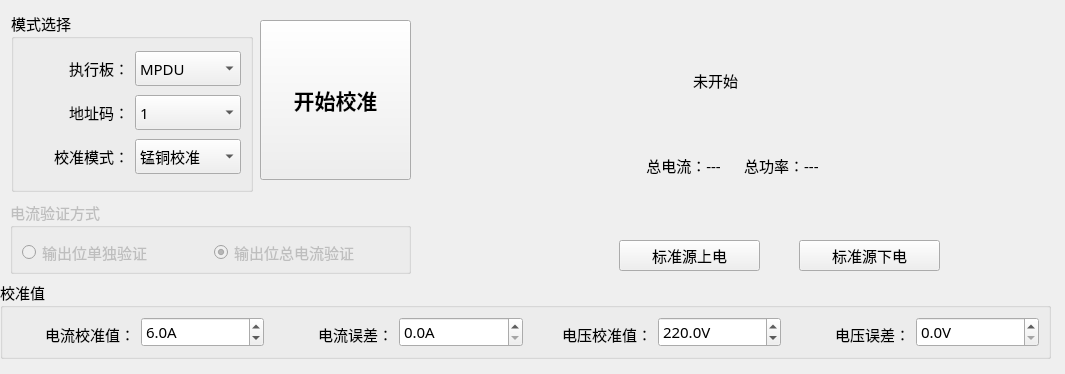
Before: the Qt Designer form PDU-CalibrateTool/adjust/modeselectwid.ui in ChinaClever/PDU-CalibrateTool, drawn with Qt 5.
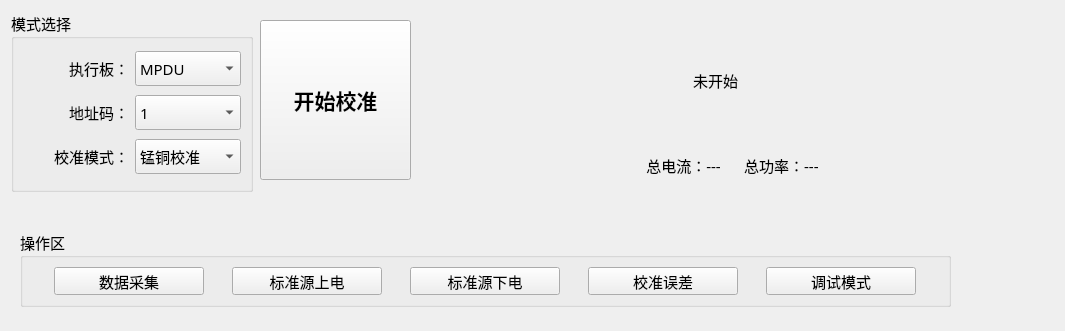
After: the same form once the commit is applied.

Diff of the .ui file:
```diff
--- a/PDU-CalibrateTool/adjust/modeselectwid.ui
+++ b/PDU-CalibrateTool/adjust/modeselectwid.ui
@@ -7,7 +7,7 @@
     <x>0</x>
     <y>0</y>
     <width>1065</width>
-    <height>374</height>
+    <height>331</height>
    </rect>
   </property>
   <property name="font">
@@ -184,226 +184,6 @@
     <string>开始校准</string>
    </property>
   </widget>
-  <widget class="QGroupBox" name="groupBox_2">
-   <property name="enabled">
-    <bool>false</bool>
-   </property>
-   <property name="geometry">
-    <rect>
-     <x>10</x>
-     <y>200</y>
-     <width>401</width>
-     <height>74</height>
-    </rect>
-   </property>
-   <property name="title">
-    <string>电流验证方式</string>
-   </property>
-   <layout class="QGridLayout" name="gridLayout_2">
-    <item row="0" column="0">
-     <widget class="QRadioButton" name="oneRradio">
-      <property name="minimumSize">
-       <size>
-        <width>0</width>
-        <height>30</height>
-       </size>
-      </property>
-      <property name="text">
-       <string>输出位单独验证</string>
-      </property>
-     </widget>
-    </item>
-    <item row="0" column="1">
-     <widget class="QRadioButton" name="allRadio">
-      <property name="minimumSize">
-       <size>
-        <width>0</width>
-        <height>30</height>
-       </size>
-      </property>
-      <property name="text">
-       <string>输出位总电流验证</string>
-      </property>
-      <property name="checked">
-       <bool>true</bool>
-      </property>
-     </widget>
-    </item>
-   </layout>
-  </widget>
-  <widget class="QGroupBox" name="groupBox_3">
-   <property name="geometry">
-    <rect>
-     <x>0</x>
-     <y>280</y>
-     <width>1051</width>
-     <height>79</height>
-    </rect>
-   </property>
-   <property name="title">
-    <string>校准值</string>
-   </property>
-   <layout class="QGridLayout" name="gridLayout_3">
-    <item row="0" column="2">
-     <widget class="QLabel" name="label_9">
-      <property name="minimumSize">
-       <size>
-        <width>0</width>
-        <height>35</height>
-       </size>
-      </property>
-      <property name="text">
-       <string>电流误差：</string>
-      </property>
-      <property name="alignment">
-       <set>Qt::AlignRight|Qt::AlignTrailing|Qt::AlignVCenter</set>
-      </property>
-     </widget>
-    </item>
-    <item row="0" column="0">
-     <widget class="QLabel" name="label_7">
-      <property name="minimumSize">
-       <size>
-        <width>0</width>
-        <height>35</height>
-       </size>
-      </property>
-      <property name="text">
-       <string>电流校准值：</string>
-      </property>
-      <property name="alignment">
-       <set>Qt::AlignRight|Qt::AlignTrailing|Qt::AlignVCenter</set>
-      </property>
-     </widget>
-    </item>
-    <item row="0" column="1">
-     <widget class="QDoubleSpinBox" name="curBox">
-      <property name="minimumSize">
-       <size>
-        <width>0</width>
-        <height>30</height>
-       </size>
-      </property>
-      <property name="prefix">
-       <string/>
-      </property>
-      <property name="suffix">
-       <string>A</string>
-      </property>
-      <property name="decimals">
-       <number>1</number>
-      </property>
-      <property name="maximum">
-       <double>10.000000000000000</double>
-      </property>
-      <property name="singleStep">
-       <double>0.100000000000000</double>
-      </property>
-      <property name="value">
-       <double>6.000000000000000</double>
-      </property>
-     </widget>
-    </item>
-    <item row="0" column="3">
-     <widget class="QDoubleSpinBox" name="curErrBox">
-      <property name="minimumSize">
-       <size>
-        <width>0</width>
-        <height>30</height>
-       </size>
-      </property>
-      <property name="prefix">
-       <string/>
-      </property>
-      <property name="suffix">
-       <string>A</string>
-      </property>
-      <property name="decimals">
-       <number>1</number>
-      </property>
-      <property name="maximum">
-       <double>0.200000000000000</double>
-      </property>
-      <property name="singleStep">
-       <double>0.100000000000000</double>
-      </property>
-     </widget>
-    </item>
-    <item row="0" column="5">
-     <widget class="QDoubleSpinBox" name="volBox">
-      <property name="minimumSize">
-       <size>
-        <width>0</width>
-        <height>30</height>
-       </size>
-      </property>
-      <property name="suffix">
-       <string>V</string>
-      </property>
-      <property name="decimals">
-       <number>1</number>
-      </property>
-      <property name="maximum">
-       <double>380.000000000000000</double>
-      </property>
-      <property name="value">
-       <double>220.000000000000000</double>
-      </property>
-     </widget>
-    </item>
-    <item row="0" column="7">
-     <widget class="QDoubleSpinBox" name="volErrBox">
-      <property name="minimumSize">
-       <size>
-        <width>0</width>
-        <height>30</height>
-       </size>
-      </property>
-      <property name="suffix">
-       <string>V</string>
-      </property>
-      <property name="decimals">
-       <number>1</number>
-      </property>
-      <property name="maximum">
-       <double>2.000000000000000</double>
-      </property>
-     </widget>
-    </item>
-    <item row="0" column="4">
-     <widget class="QLabel" name="label_8">
-      <property name="minimumSize">
-       <size>
-        <width>0</width>
-        <height>35</height>
-       </size>
-      </property>
-      <property name="text">
-       <string>电压校准值：</string>
-      </property>
-      <property name="alignment">
-       <set>Qt::AlignRight|Qt::AlignTrailing|Qt::AlignVCenter</set>
-      </property>
-     </widget>
-    </item>
-    <item row="0" column="6">
-     <widget class="QLabel" name="label_10">
-      <property name="minimumSize">
-       <size>
-        <width>0</width>
-        <height>35</height>
-       </size>
-      </property>
-      <property name="text">
-       <string>电压误差：</string>
-      </property>
-      <property name="alignment">
-       <set>Qt::AlignRight|Qt::AlignTrailing|Qt::AlignVCenter</set>
-      </property>
-     </widget>
-    </item>
-   </layout>
-  </widget>
   <widget class="QLabel" name="statusLab">
    <property name="geometry">
     <rect>
@@ -436,31 +216,85 @@
     <set>Qt::AlignCenter</set>
    </property>
   </widget>
-  <widget class="QPushButton" name="onBtn">
+  <widget class="QGroupBox" name="groupBox_2">
    <property name="geometry">
     <rect>
-     <x>619</x>
-     <y>240</y>
-     <width>141</width>
-     <height>31</height>
+     <x>20</x>
+     <y>230</y>
+     <width>931</width>
+     <height>77</height>
     </rect>
    </property>
-   <property name="text">
-    <string>标准源上电</string>
+   <property name="title">
+    <string>操作区</string>
    </property>
-  </widget>
-  <widget class="QPushButton" name="downBtn">
-   <property name="geometry">
-    <rect>
-     <x>799</x>
-     <y>240</y>
-     <width>141</width>
-     <height>31</height>
-    </rect>
-   </property>
-   <property name="text">
-    <string>标准源下电</string>
-   </property>
+   <layout class="QGridLayout" name="gridLayout_2">
+    <item row="0" column="0">
+     <widget class="QPushButton" name="reBtn">
+      <property name="maximumSize">
+       <size>
+        <width>150</width>
+        <height>16777215</height>
+       </size>
+      </property>
+      <property name="text">
+       <string>数据采集</string>
+      </property>
+     </widget>
+    </item>
+    <item row="0" column="1">
+     <widget class="QPushButton" name="onBtn">
+      <property name="maximumSize">
+       <size>
+        <width>150</width>
+        <height>16777215</height>
+       </size>
+      </property>
+      <property name="text">
+       <string>标准源上电</string>
+      </property>
+     </widget>
+    </item>
+    <item row="0" column="2">
+     <widget class="QPushButton" name="downBtn">
+      <property name="maximumSize">
+       <size>
+        <width>150</width>
+        <height>16777215</height>
+       </size>
+      </property>
+      <property name="text">
+       <string>标准源下电</string>
+      </property>
+     </widget>
+    </item>
+    <item row="0" column="3">
+     <widget class="QPushButton" name="errBtn">
+      <property name="maximumSize">
+       <size>
+        <width>150</width>
+        <height>16777215</height>
+       </size>
+      </property>
+      <property name="text">
+       <string>校准误差</string>
+      </property>
+     </widget>
+    </item>
+    <item row="0" column="4">
+     <widget class="QPushButton" name="deBtn">
+      <property name="maximumSize">
+       <size>
+        <width>150</width>
+        <height>16777215</height>
+       </size>
+      </property>
+      <property name="text">
+       <string>调试模式</string>
+      </property>
+     </widget>
+    </item>
+   </layout>
   </widget>
  </widget>
  <resources/>
```
